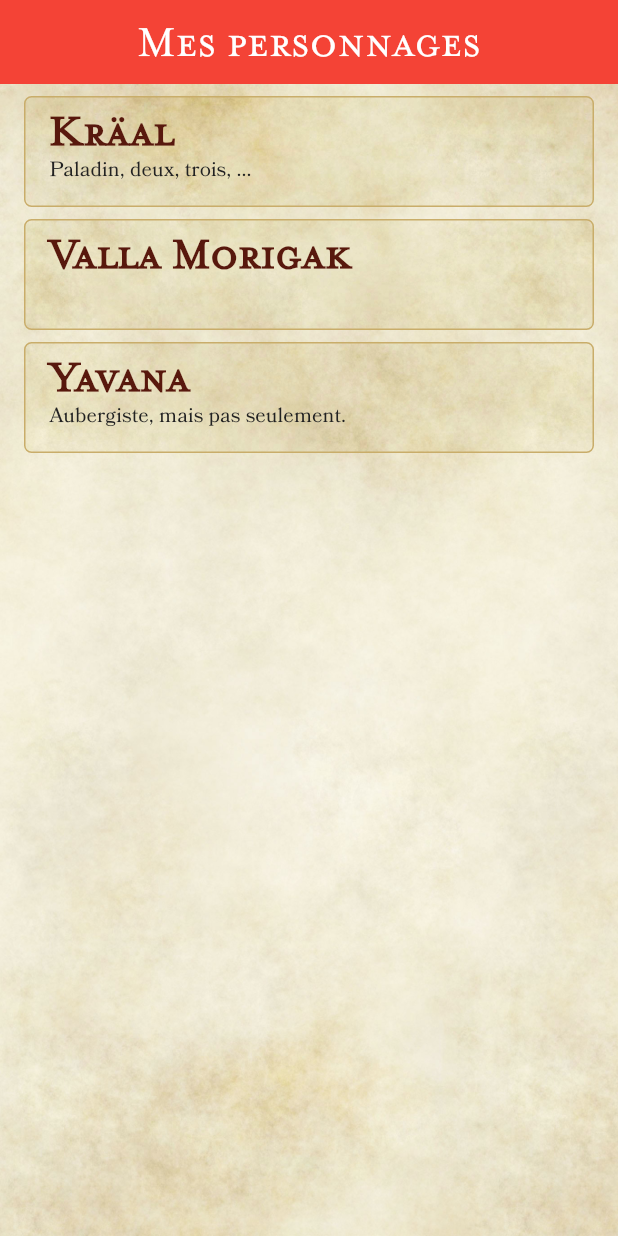
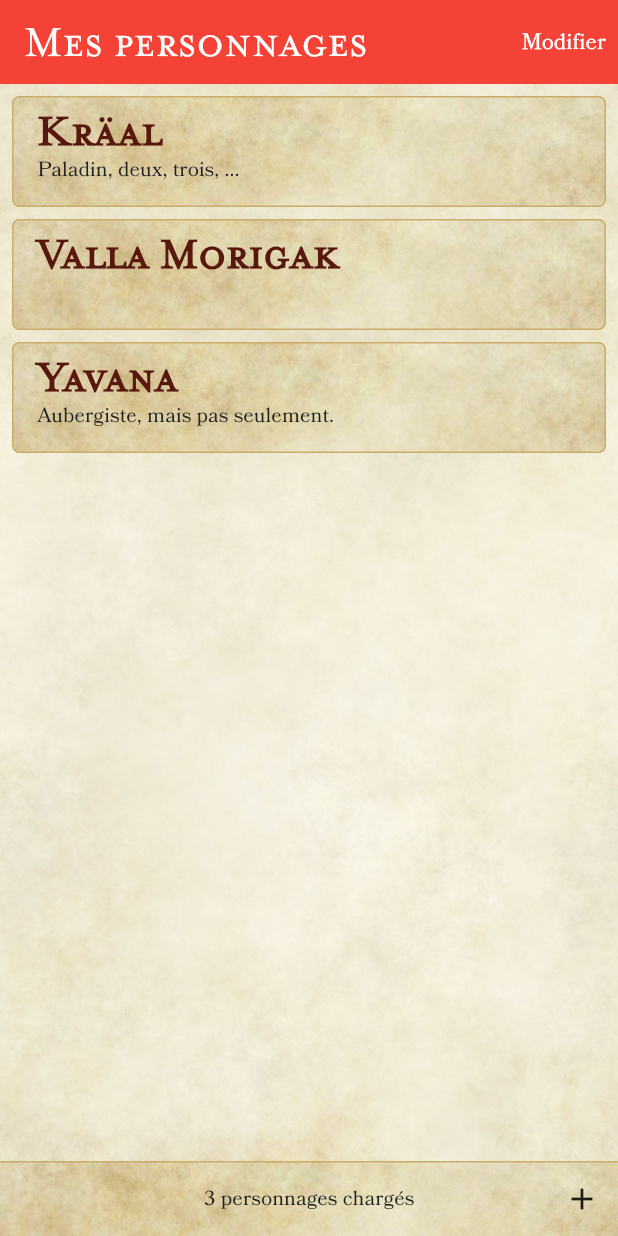
Before and after one commit to ymauray/dd5tools, a Flutter app: the screen it shows after launch, on a phone screen of 412 x 824 dp. Run offline on Flutter 3.47's test engine with Material 2 defaults, Android fonts, the phone set to English and light mode, and no system bars.

Commit message:
Selection for deletion

```diff
--- a/lib/app_theme.dart
+++ b/lib/app_theme.dart
@@ -18,7 +18,18 @@ class AppTheme {
         fontWeight: FontWeight.normal,
       ),
     ),
-
+    textButtonTheme: TextButtonThemeData(
+      style: ButtonStyle(
+        foregroundColor: MaterialStateProperty.all(Colors.black),
+        textStyle: MaterialStateProperty.all(
+          const TextStyle(
+            fontSize: 12 * _fontScale,
+            fontWeight: FontWeight.w400,
+            fontFamily: 'Bookinsanity (Remake)',
+          ),
+        ),
+      ),
+    ),
     /**
      * See https://m3.material.io/styles/typography/type-scale-tokens
      */
--- a/lib/pages/home_page.dart
+++ b/lib/pages/home_page.dart
@@ -4,10 +4,25 @@ import 'package:flutter/material.dart';
 import 'package:provider/provider.dart';
 
 import '../models/characer.dart';
-import '../widgets/typography/title_medium.dart';
+import '../widgets/character_card.dart';
 
-class HomePage extends StatelessWidget {
+class HomePage extends StatefulWidget {
   const HomePage({Key? key}) : super(key: key);
+
+  @override
+  State<HomePage> createState() => _HomePageState();
+}
+
+class _HomePageState extends State<HomePage> {
+  bool _modify = false;
+  bool _deleteAll = true;
+  List<bool> _selected = <bool>[];
+
+  @override
+  void initState() {
+    super.initState();
+    _modify = false;
+  }
 
   @override
   Widget build(BuildContext context) {
@@ -16,53 +31,144 @@ class HomePage extends StatelessWidget {
     return Scaffold(
       appBar: AppBar(
         title: const Text('Mes personnages'),
-        centerTitle: true,
+        actions: [
+          if (!_modify)
+            TextButton(
+              onPressed: () {
+                setState(() {
+                  _selected = List<bool>.filled(characters.length, false);
+                  _modify = true;
+                  _deleteAll = true;
+                });
+              },
+              child: const Text(
+                'Modifier',
+                style: TextStyle(
+                  color: Colors.white,
+                ),
+              ),
+            ),
+          if (_modify)
+            TextButton(
+              onPressed: () {
+                setState(() {
+                  _modify = false;
+                });
+              },
+              child: const Text(
+                'Annuler',
+                style: TextStyle(
+                  color: Colors.white,
+                ),
+              ),
+            ),
+        ],
       ),
       body: PaperContainer(
+        child: Stack(
+          children: [
+            Padding(
+              padding: const EdgeInsets.only(bottom: 50.0),
+              child: Scrollbar(
                 child: ListView.builder(
                   itemBuilder: (context, index) {
                     return Padding(
-              padding: const EdgeInsets.symmetric(
-                horizontal: 16.0,
+                      padding: EdgeInsets.only(
+                        left: _modify ? 0.0 : 8.0,
+                        right: 8.0,
                       ).copyWith(
-                top: 8.0,
-                bottom: 0.0,
+                        top: index == 0 ? 8.0 : 0.0,
+                        bottom: 8.0,
                       ),
-              child: CharacterCard(characters[index]),
+                      child: Row(
+                        children: [
+                          if (_modify) ...[
+                            Checkbox(
+                              value: _selected[index],
+                              onChanged: (value) {
+                                setState(() {
+                                  _selected[index] = value ?? false;
+                                  _deleteAll = _selected
+                                      .where((element) => element)
+                                      .isEmpty;
+                                });
+                              },
+                            ),
+                          ],
+                          Expanded(
+                            child: CharacterCard(
+                              characters[index],
+                            ),
+                          ),
+                        ],
+                      ),
                     );
                   },
                   itemCount: characters.length,
                 ),
               ),
-    );
-  }
-}
-
-class CharacterCard extends StatelessWidget {
-  const CharacterCard(Character character, {Key? key})
-      : _character = character,
-        super(key: key);
-
-  final Character _character;
-
-  @override
-  Widget build(BuildContext context) {
-    return Container(
-      decoration: BoxDecoration(
-        color: const Color(0xFFBBBBBB),
-        backgroundBlendMode: BlendMode.colorBurn,
-        border: Border.all(
-          color: const Color(0xFFc9ad6a),
-          width: 1,
             ),
-        borderRadius: BorderRadius.circular(5.0),
+            Positioned(
+              bottom: 0,
+              child: SizedBox(
+                height: 50.0,
+                width: MediaQuery.of(context).size.width,
+                child: Container(
+                  decoration: const BoxDecoration(
+                    image: DecorationImage(
+                      image: AssetImage("assets/paper_small_bg.png"),
+                      fit: BoxFit.cover,
                     ),
-      child: ListTile(
-        title: TitleMedium(_character.name),
-        subtitle: BodySmall(_character.tagline ?? ''),
-        onTap: () {
-          debugPrint("Hello, ${_character.name}");
-        },
+                    border: Border(
+                      top: BorderSide(
+                        color: Color(0xFFc9ad6a),
+                        width: 1.0,
+                      ),
+                    ),
+                  ),
+                  child: Row(
+                    crossAxisAlignment: CrossAxisAlignment.center,
+                    mainAxisAlignment: MainAxisAlignment.spaceBetween,
+                    children: [
+                      if (!_modify) ...[
+                        const SizedBox(
+                          width: 48,
+                        ),
+                        const BodySmall(
+                          '3 personnages chargés',
+                        ),
+                        IconButton(
+                          onPressed: () {},
+                          icon: const Icon(
+                            Icons.add,
+                          ),
+                        ),
+                      ],
+                      if (_modify) ...[
+                        const SizedBox(
+                          width: 48,
+                        ),
+                        const SizedBox(
+                          width: 48,
+                        ),
+                        if (_deleteAll)
+                          TextButton(
+                            onPressed: () {},
+                            child: const Text("Tout supprimer"),
+                          ),
+                        if (!_deleteAll)
+                          TextButton(
+                            onPressed: () {},
+                            child: const Text("Supprimer"),
+                          ),
+                      ],
+                    ],
+                  ),
+                ),
+              ),
+            ),
+          ],
+        ),
       ),
     );
   }
--- /dev/null
+++ b/lib/widgets/character_card.dart
@@ -0,0 +1,39 @@
+import 'package:flutter/material.dart';
+
+import '../models/characer.dart';
+import 'typography/body_small.dart';
+import 'typography/title_medium.dart';
+
+class CharacterCard extends StatelessWidget {
+  const CharacterCard(Character character, {Key? key})
+      : _character = character,
+        super(key: key);
+
+  final Character _character;
+
+  @override
+  Widget build(BuildContext context) {
+    return Container(
+      decoration: BoxDecoration(
+        //color: const Color(0xFFBBBBBB),
+        //backgroundBlendMode: BlendMode.colorBurn,
+        image: const DecorationImage(
+          image: AssetImage("assets/paper_small_bg.png"),
+          fit: BoxFit.cover,
+        ),
+        border: Border.all(
+          color: const Color(0xFFc9ad6a),
+          width: 1,
+        ),
+        borderRadius: BorderRadius.circular(5.0),
+      ),
+      child: ListTile(
+        title: TitleMedium(_character.name),
+        subtitle: BodySmall(_character.tagline ?? ''),
+        onTap: () {
+          debugPrint("Hello, ${_character.name}");
+        },
+      ),
+    );
+  }
+}
--- a/lib/widgets/paper_container.dart
+++ b/lib/widgets/paper_container.dart
@@ -15,7 +15,7 @@ class PaperContainer extends StatelessWidget {
       decoration: const BoxDecoration(
         image: DecorationImage(
           image: AssetImage("assets/paper_bg.png"),
-          repeat: ImageRepeat.repeat,
+          fit: BoxFit.cover,
         ),
       ),
       child: child,
--- a/lib/widgets/typography/body_small.dart
+++ b/lib/widgets/typography/body_small.dart
@@ -11,6 +11,7 @@ class BodySmall extends StatelessWidget {
   Widget build(BuildContext context) {
     return Column(
       crossAxisAlignment: CrossAxisAlignment.start,
+      mainAxisSize: MainAxisSize.min,
       children: [
         Text(
           _data,
--- a/lib/widgets/typography/title_large.dart
+++ b/lib/widgets/typography/title_large.dart
@@ -11,6 +11,7 @@ class TitleLarge extends StatelessWidget {
   Widget build(BuildContext context) {
     return Column(
       crossAxisAlignment: CrossAxisAlignment.start,
+      mainAxisSize: MainAxisSize.min,
       children: [
         Text(
           _data,
--- a/lib/widgets/typography/title_medium.dart
+++ b/lib/widgets/typography/title_medium.dart
@@ -13,6 +13,7 @@ class TitleMedium extends StatelessWidget {
   Widget build(BuildContext context) {
     return Column(
       crossAxisAlignment: CrossAxisAlignment.start,
+      mainAxisSize: MainAxisSize.min,
       children: [
         Padding(
           padding: _padding,
--- a/lib/widgets/typography/title_small.dart
+++ b/lib/widgets/typography/title_small.dart
@@ -15,6 +15,7 @@ class TitleSmall extends StatelessWidget {
       padding: _padding,
       child: Column(
         crossAxisAlignment: CrossAxisAlignment.start,
+        mainAxisSize: MainAxisSize.min,
         children: [
           Text(
             _data,
```
Also changed, not shown: assets/paper_small_bg.png (added). Lines whose indentation alone changed are shown as unchanged.
